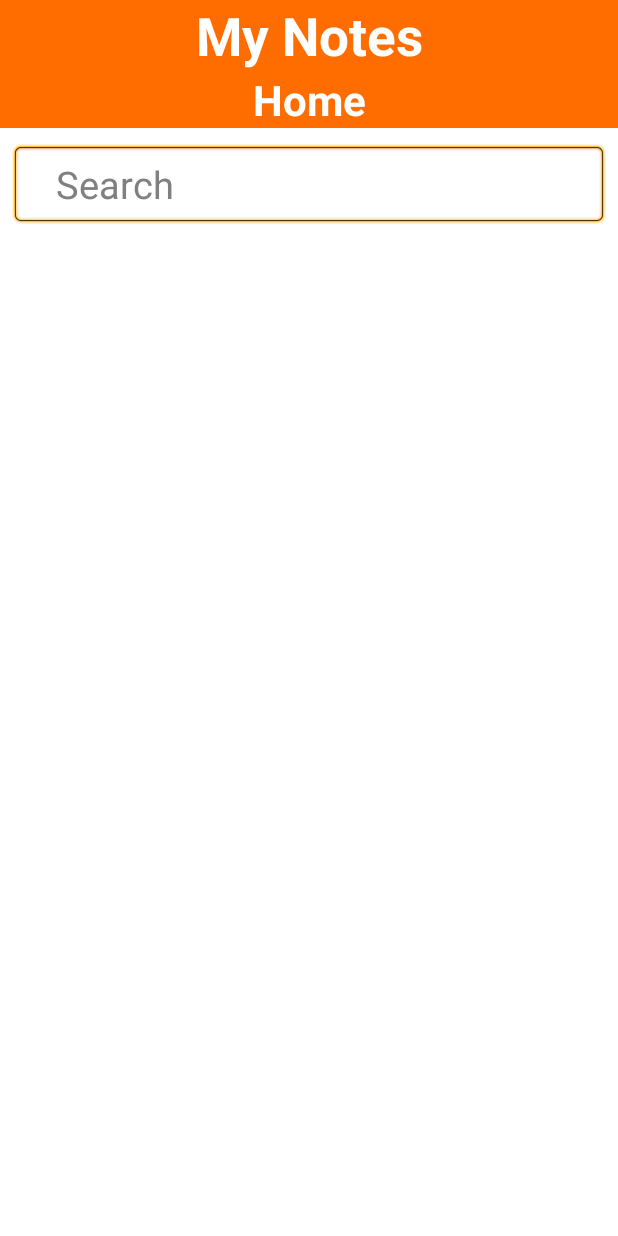
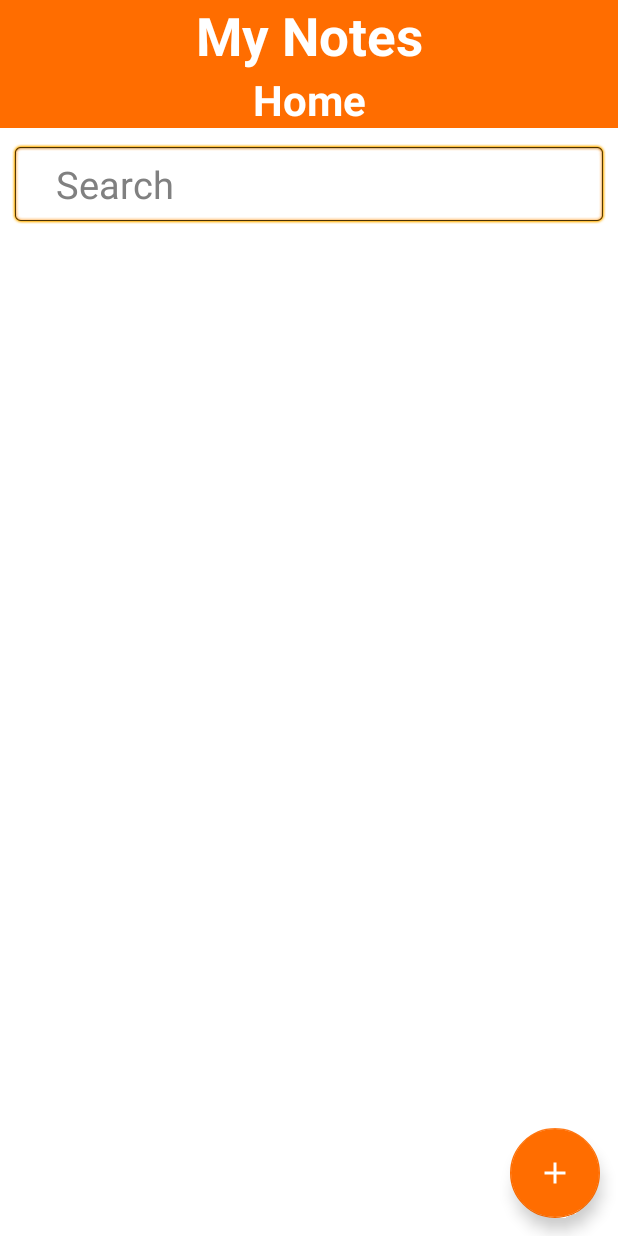
Before and after one commit to danieel47896321/My-Notes, an Android app: the screen it shows after launch (MainActivity), on a phone screen of 412 x 824 dp. Run offline under Robolectric (Android 15) with nearby library versions, the phone set to English and light mode, and no system bars.

Commit message:
changed themes to orange. added floating button to add and remove note.

```diff
--- a/app/src/main/java/com/example/mynotes/MainActivity.kt
+++ b/app/src/main/java/com/example/mynotes/MainActivity.kt
@@ -2,10 +2,24 @@ package com.example.mynotes
 
 import androidx.appcompat.app.AppCompatActivity
 import android.os.Bundle
+import android.widget.Button
+import android.widget.EditText
+import android.widget.ImageView
+import android.widget.TextView
+import androidx.recyclerview.widget.RecyclerView
 
 class MainActivity : AppCompatActivity() {
+    private lateinit var userSearch : EditText
+    private lateinit var recyclerView : RecyclerView
+
     override fun onCreate(savedInstanceState: Bundle?) {
         super.onCreate(savedInstanceState)
         setContentView(R.layout.activity_main)
+        init()
+    }
+    private fun init () {
+        userSearch = findViewById<EditText>(R.id.userSearch)
+        recyclerView = findViewById<RecyclerView>(R.id.recyclerView)
+
     }
 }
--- /dev/null
+++ b/app/src/main/res/drawable-v24/add.xml
@@ -0,0 +1,5 @@
+<vector android:height="24dp" android:tint="#FFFFFF"
+    android:viewportHeight="24" android:viewportWidth="24"
+    android:width="24dp" xmlns:android="http://schemas.android.com/apk/res/android">
+    <path android:fillColor="@android:color/white" android:pathData="M13,7h-2v4L7,11v2h4v4h2v-4h4v-2h-4L13,7zM12,2C6.48,2 2,6.48 2,12s4.48,10 10,10 10,-4.48 10,-10S17.52,2 12,2zM12,20c-4.41,0 -8,-3.59 -8,-8s3.59,-8 8,-8 8,3.59 8,8 -3.59,8 -8,8z"/>
+</vector>
--- /dev/null
+++ b/app/src/main/res/drawable-v24/open.xml
@@ -0,0 +1,5 @@
+<vector android:height="24dp" android:tint="#FFFFFF"
+    android:viewportHeight="24" android:viewportWidth="24"
+    android:width="24dp" xmlns:android="http://schemas.android.com/apk/res/android">
+    <path android:fillColor="@android:color/white" android:pathData="M19,13h-6v6h-2v-6H5v-2h6V5h2v6h6v2z"/>
+</vector>
--- /dev/null
+++ b/app/src/main/res/drawable-v24/remove.xml
@@ -0,0 +1,5 @@
+<vector android:height="24dp" android:tint="#FFFFFF"
+    android:viewportHeight="24" android:viewportWidth="24"
+    android:width="24dp" xmlns:android="http://schemas.android.com/apk/res/android">
+    <path android:fillColor="@android:color/white" android:pathData="M7,11v2h10v-2L7,11zM12,2C6.48,2 2,6.48 2,12s4.48,10 10,10 10,-4.48 10,-10S17.52,2 12,2zM12,20c-4.41,0 -8,-3.59 -8,-8s3.59,-8 8,-8 8,3.59 8,8 -3.59,8 -8,8z"/>
+</vector>
--- a/app/src/main/res/layout/activity_main.xml
+++ b/app/src/main/res/layout/activity_main.xml
@@ -16,7 +16,7 @@
         app:layout_constraintTop_toTopOf="parent" />
 
     <EditText
-        android:id="@+id/User_search"
+        android:id="@+id/userSearch"
         android:inputType="text"
         style="@style/EditText_Style_Normal"
         android:layout_width="match_parent"
@@ -43,11 +43,58 @@
         app:layout_constraintBottom_toBottomOf="parent"
         app:layout_constraintEnd_toEndOf="parent"
         app:layout_constraintStart_toStartOf="parent"
-        app:layout_constraintTop_toBottomOf="@+id/User_search">
+        app:layout_constraintTop_toBottomOf="@+id/userSearch">
 
         <androidx.recyclerview.widget.RecyclerView
             android:id="@+id/recyclerView"
             android:layout_width="match_parent"
             android:layout_height="match_parent" />
     </LinearLayout>
+
+    <com.google.android.material.floatingactionbutton.ExtendedFloatingActionButton
+        android:id="@+id/floatingActionButtonAdd"
+        android:layout_width="220dp"
+        android:layout_height="wrap_content"
+        android:layout_marginBottom="16dp"
+        android:clickable="true"
+        android:focusable="true"
+        android:text="@string/AddNote"
+        android:textAllCaps="false"
+        android:textSize="18sp"
+        android:textStyle="bold"
+        android:visibility="invisible"
+        app:icon="@drawable/add"
+        app:layout_constraintBottom_toTopOf="@+id/floatingActionButtonRemove"
+        app:layout_constraintEnd_toEndOf="@+id/floatingActionButtonOpen" />
+
+    <com.google.android.material.floatingactionbutton.ExtendedFloatingActionButton
+        android:id="@+id/floatingActionButtonRemove"
+        android:layout_width="220dp"
+        android:layout_height="wrap_content"
+        android:layout_marginBottom="16dp"
+        android:clickable="true"
+        android:focusable="true"
+        android:src="@drawable/remove"
+        android:text="@string/RemoveNote"
+        android:textAllCaps="false"
+        android:textSize="18sp"
+        android:textStyle="bold"
+        android:visibility="invisible"
+        app:icon="@drawable/remove"
+        app:layout_constraintBottom_toTopOf="@+id/floatingActionButtonOpen"
+        app:layout_constraintEnd_toEndOf="@+id/floatingActionButtonAdd" />
+
+    <com.google.android.material.floatingactionbutton.FloatingActionButton
+        android:id="@+id/floatingActionButtonOpen"
+        android:layout_width="60dp"
+        android:layout_height="60dp"
+        android:layout_marginEnd="12dp"
+        android:layout_marginBottom="12dp"
+        app:fabCustomSize="60dp"
+        android:clickable="true"
+        android:focusable="true"
+        android:gravity="bottom"
+        android:src="@drawable/open"
+        app:layout_constraintBottom_toBottomOf="parent"
+        app:layout_constraintEnd_toEndOf="parent" />
 </androidx.constraintlayout.widget.ConstraintLayout>
--- a/app/src/main/res/values-night/themes.xml
+++ b/app/src/main/res/values-night/themes.xml
@@ -2,12 +2,12 @@
     <!-- Base application theme. -->
     <style name="Theme.MyNotes" parent="Theme.MaterialComponents.DayNight.NoActionBar">
         <!-- Primary brand color. -->
-        <item name="colorPrimary">@color/black</item>
-        <item name="colorPrimaryVariant">@color/black</item>
+        <item name="colorPrimary">@color/orange</item>
+        <item name="colorPrimaryVariant">@color/orange</item>
         <item name="colorOnPrimary">@color/white</item>
         <!-- Secondary brand color. -->
-        <item name="colorSecondary">@color/black</item>
-        <item name="colorSecondaryVariant">@color/black</item>
+        <item name="colorSecondary">@color/orange</item>
+        <item name="colorSecondaryVariant">@color/orange</item>
         <item name="colorOnSecondary">@color/white</item>
         <!-- Status bar color. -->
         <item name="android:statusBarColor">?attr/colorPrimaryVariant</item>
--- a/app/src/main/res/values/strings.xml
+++ b/app/src/main/res/values/strings.xml
@@ -3,4 +3,6 @@
     <string name="Home">Home</string>
     <string name="Title">Title</string>
     <string name="Search" translatable="true">Search</string>
+    <string name="AddNote">Add Note</string>
+    <string name="RemoveNote">Remove Note</string>
 </resources>
--- a/app/src/main/res/values/themes.xml
+++ b/app/src/main/res/values/themes.xml
@@ -2,12 +2,12 @@
     <!-- Base application theme. -->
     <style name="Theme.MyNotes" parent="Theme.MaterialComponents.DayNight.NoActionBar">
         <!-- Primary brand color. -->
-        <item name="colorPrimary">@color/black</item>
-        <item name="colorPrimaryVariant">@color/black</item>
+        <item name="colorPrimary">@color/orange</item>
+        <item name="colorPrimaryVariant">@color/orange</item>
         <item name="colorOnPrimary">@color/white</item>
         <!-- Secondary brand color. -->
-        <item name="colorSecondary">@color/black</item>
-        <item name="colorSecondaryVariant">@color/black</item>
+        <item name="colorSecondary">@color/orange</item>
+        <item name="colorSecondaryVariant">@color/orange</item>
         <item name="colorOnSecondary">@color/white</item>
         <!-- Status bar color. -->
         <item name="android:statusBarColor" >?attr/colorPrimaryVariant</item>
```
Also changed, not shown: 1 other file.
